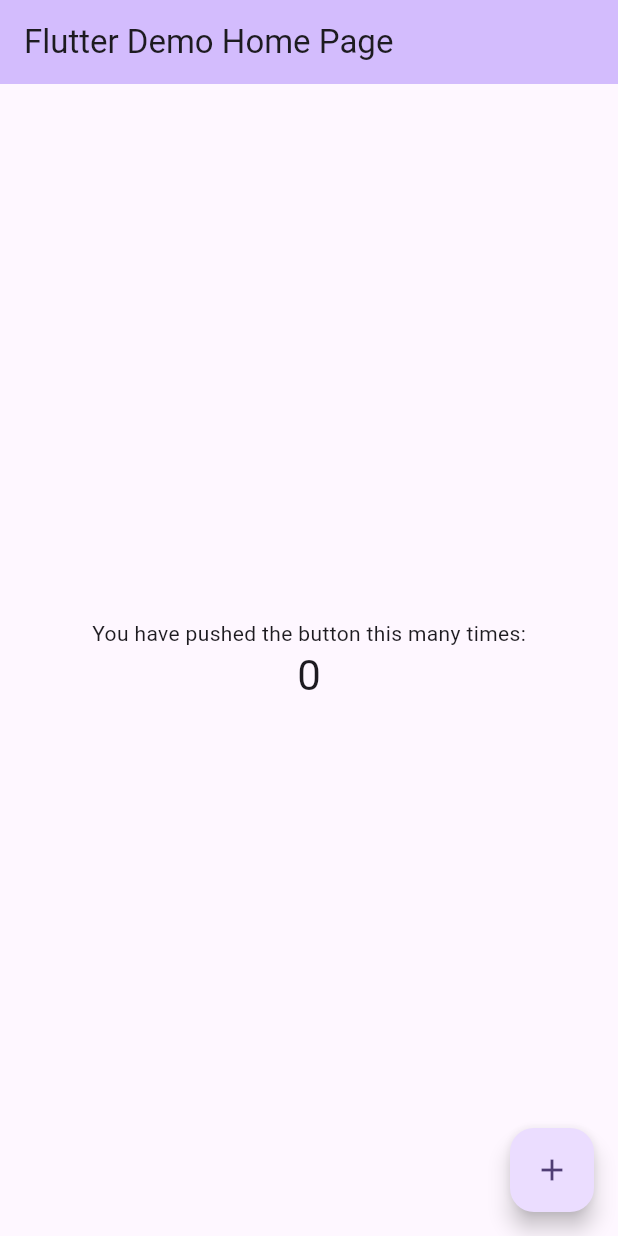
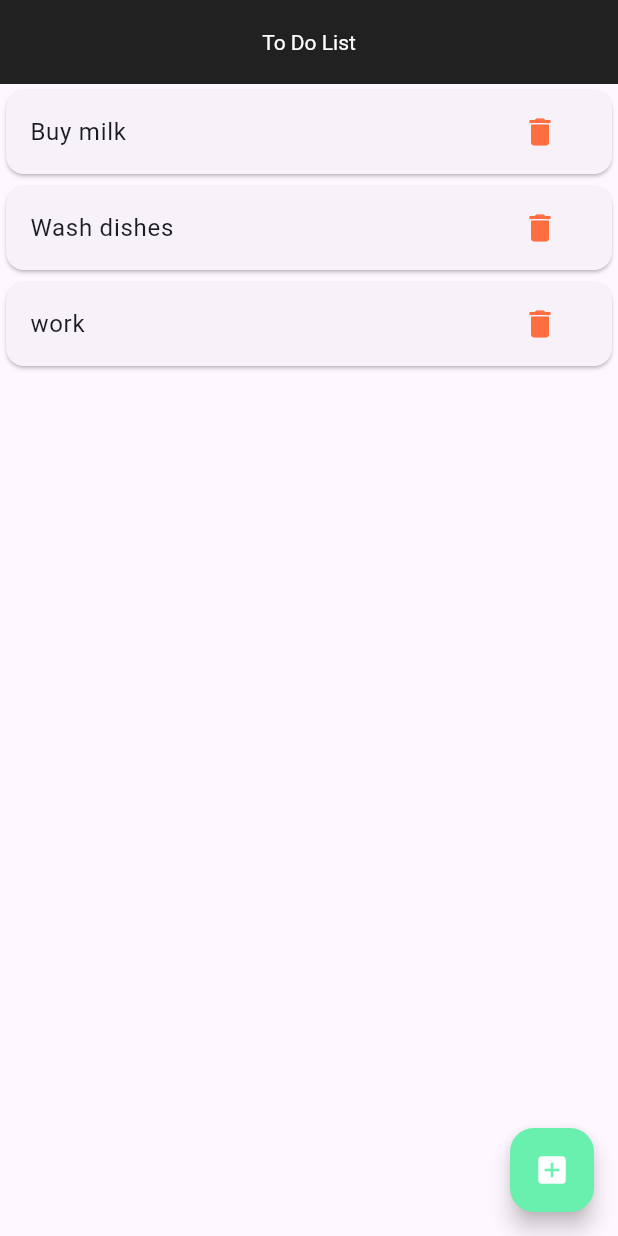
Before and after one commit to EvgeniyFilippov/flutter_todo, a Flutter app: the screen it shows after launch, on a phone screen of 412 x 824 dp. Run offline on Flutter 3.47's test engine with Material 3 defaults, Android fonts, the phone set to English and light mode, and no system bars.

Commit message:
feat: add todo screen

```diff
--- a/lib/main.dart
+++ b/lib/main.dart
@@ -1,125 +1,9 @@
 import 'package:flutter/material.dart';
+import 'package:flutter_todo/pages/home.dart';
 
-void main() {
-  runApp(const MyApp());
-}
-
-class MyApp extends StatelessWidget {
-  const MyApp({super.key});
-
-  // This widget is the root of your application.
-  @override
-  Widget build(BuildContext context) {
-    return MaterialApp(
-      title: 'Flutter Demo',
-      theme: ThemeData(
-        // This is the theme of your application.
-        //
-        // TRY THIS: Try running your application with "flutter run". You'll see
-        // the application has a purple toolbar. Then, without quitting the app,
-        // try changing the seedColor in the colorScheme below to Colors.green
-        // and then invoke "hot reload" (save your changes or press the "hot
-        // reload" button in a Flutter-supported IDE, or press "r" if you used
-        // the command line to start the app).
-        //
-        // Notice that the counter didn't reset back to zero; the application
-        // state is not lost during the reload. To reset the state, use hot
-        // restart instead.
-        //
-        // This works for code too, not just values: Most code changes can be
-        // tested with just a hot reload.
-        colorScheme: ColorScheme.fromSeed(seedColor: Colors.deepPurple),
-        useMaterial3: true,
-      ),
-      home: const MyHomePage(title: 'Flutter Demo Home Page'),
-    );
-  }
-}
-
-class MyHomePage extends StatefulWidget {
-  const MyHomePage({super.key, required this.title});
-
-  // This widget is the home page of your application. It is stateful, meaning
-  // that it has a State object (defined below) that contains fields that affect
-  // how it looks.
-
-  // This class is the configuration for the state. It holds the values (in this
-  // case the title) provided by the parent (in this case the App widget) and
-  // used by the build method of the State. Fields in a Widget subclass are
-  // always marked "final".
-
-  final String title;
-
-  @override
-  State<MyHomePage> createState() => _MyHomePageState();
-}
-
-class _MyHomePageState extends State<MyHomePage> {
-  int _counter = 0;
-
-  void _incrementCounter() {
-    setState(() {
-      // This call to setState tells the Flutter framework that something has
-      // changed in this State, which causes it to rerun the build method below
-      // so that the display can reflect the updated values. If we changed
-      // _counter without calling setState(), then the build method would not be
-      // called again, and so nothing would appear to happen.
-      _counter++;
-    });
-  }
-
-  @override
-  Widget build(BuildContext context) {
-    // This method is rerun every time setState is called, for instance as done
-    // by the _incrementCounter method above.
-    //
-    // The Flutter framework has been optimized to make rerunning build methods
-    // fast, so that you can just rebuild anything that needs updating rather
-    // than having to individually change instances of widgets.
-    return Scaffold(
-      appBar: AppBar(
-        // TRY THIS: Try changing the color here to a specific color (to
-        // Colors.amber, perhaps?) and trigger a hot reload to see the AppBar
-        // change color while the other colors stay the same.
-        backgroundColor: Theme.of(context).colorScheme.inversePrimary,
-        // Here we take the value from the MyHomePage object that was created by
-        // the App.build method, and use it to set our appbar title.
-        title: Text(widget.title),
-      ),
-      body: Center(
-        // Center is a layout widget. It takes a single child and positions it
-        // in the middle of the parent.
-        child: Column(
-          // Column is also a layout widget. It takes a list of children and
-          // arranges them vertically. By default, it sizes itself to fit its
-          // children horizontally, and tries to be as tall as its parent.
-          //
-          // Column has various properties to control how it sizes itself and
-          // how it positions its children. Here we use mainAxisAlignment to
-          // center the children vertically; the main axis here is the vertical
-          // axis because Columns are vertical (the cross axis would be
-          // horizontal).
-          //
-          // TRY THIS: Invoke "debug painting" (choose the "Toggle Debug Paint"
-          // action in the IDE, or press "p" in the console), to see the
-          // wireframe for each widget.
-          mainAxisAlignment: MainAxisAlignment.center,
-          children: <Widget>[
-            const Text(
-              'You have pushed the button this many times:',
-            ),
-            Text(
-              '$_counter',
-              style: Theme.of(context).textTheme.headlineMedium,
-            ),
-          ],
-        ),
-      ),
-      floatingActionButton: FloatingActionButton(
-        onPressed: _incrementCounter,
-        tooltip: 'Increment',
-        child: const Icon(Icons.add),
-      ), // This trailing comma makes auto-formatting nicer for build methods.
-    );
-  }
-}
+void main() => runApp(MaterialApp(
+  theme: ThemeData(
+    primaryColor: Colors.deepOrangeAccent,
+  ),
+  home: Home(),
+));
--- /dev/null
+++ b/lib/pages/home.dart
@@ -0,0 +1,89 @@
+import 'package:flutter/cupertino.dart';
+import 'package:flutter/material.dart';
+
+class Home extends StatefulWidget {
+  const Home({super.key});
+
+  @override
+  State<Home> createState() => _HomeState();
+}
+
+class _HomeState extends State<Home> {
+
+  late String _userToDo;
+  List todoList = [];
+
+  @override
+  void initState() {
+    super.initState();
+
+    todoList.addAll(['Buy milk', 'Wash dishes', 'work']);
+  }
+
+  @override
+  Widget build(BuildContext context) {
+    return Scaffold(
+      appBar: AppBar(
+        backgroundColor: Colors.grey[900],
+        title: Text('To Do List'), titleTextStyle: TextStyle(color: Colors.white),
+        centerTitle: true,
+      ),
+      body: ListView.builder(
+          itemCount: todoList.length,
+          itemBuilder: (BuildContext context, int index) {
+            return Dismissible
+              (key: Key(todoList[index]),
+              child: Card(
+                child: ListTile(
+                  title: Text(todoList[index]),
+                  trailing: IconButton(
+                    icon: Icon(
+                      Icons.delete,
+                      color: Colors.deepOrangeAccent,
+                    ), onPressed: () {
+                    setState(() {
+                      todoList.removeAt(index);
+                    });
+                  },
+                  ),
+                ),
+              ),
+              onDismissed: (direction) {
+                // if(direction == DismissDirection.endToStart)
+                setState(() {
+                  todoList.removeAt(index);
+                });
+              },
+            );
+          }
+      ),
+      floatingActionButton: FloatingActionButton(
+        backgroundColor: Colors.greenAccent,
+        onPressed: () {
+          showDialog(context: context, builder: (BuildContext context) {
+            return AlertDialog(
+              title: Text('Add element'),
+              content: TextField(
+                onChanged: (String value) {
+                  _userToDo = value;
+                },
+              ),
+              actions: [
+                ElevatedButton(onPressed: () {
+                  setState(() {
+                    todoList.add(_userToDo);
+                  });
+                  Navigator.of(context).pop();
+                }, child: Text('Add'))
+              ],
+            );
+          });
+        },
+        child: Icon(
+          Icons.add_box,
+          color: Colors.white,
+        ),
+      ),
+    );
+  }
+}
```
Also changed, not shown: lib/pages/main_screen.dart (added), 1 other file.
